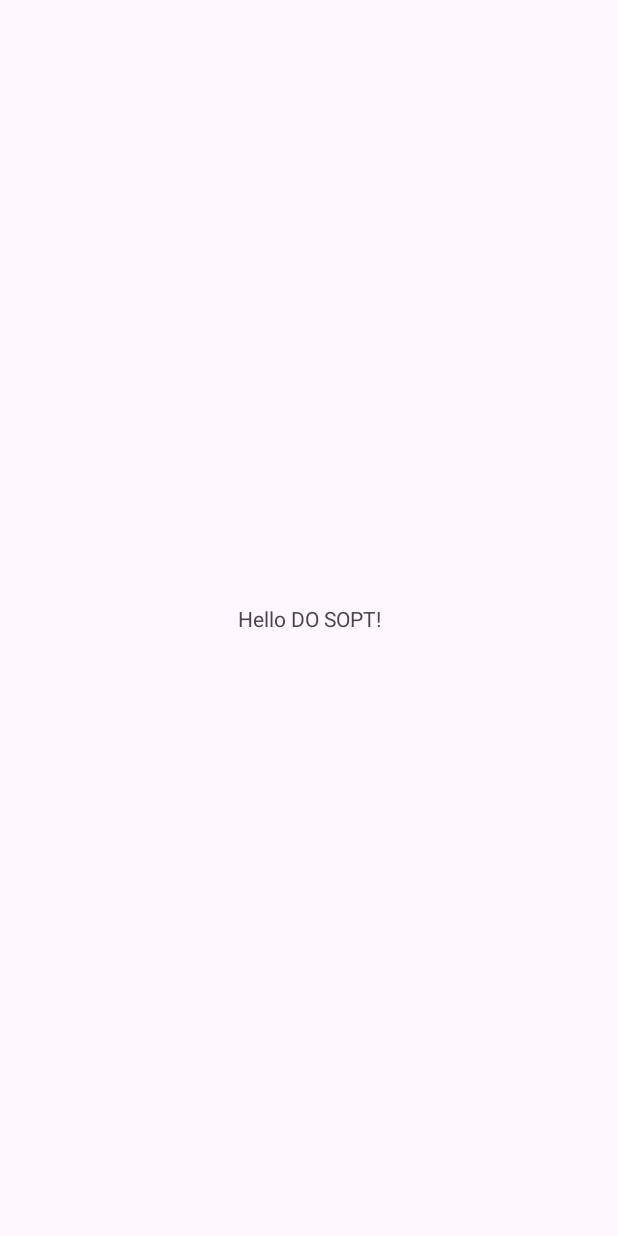
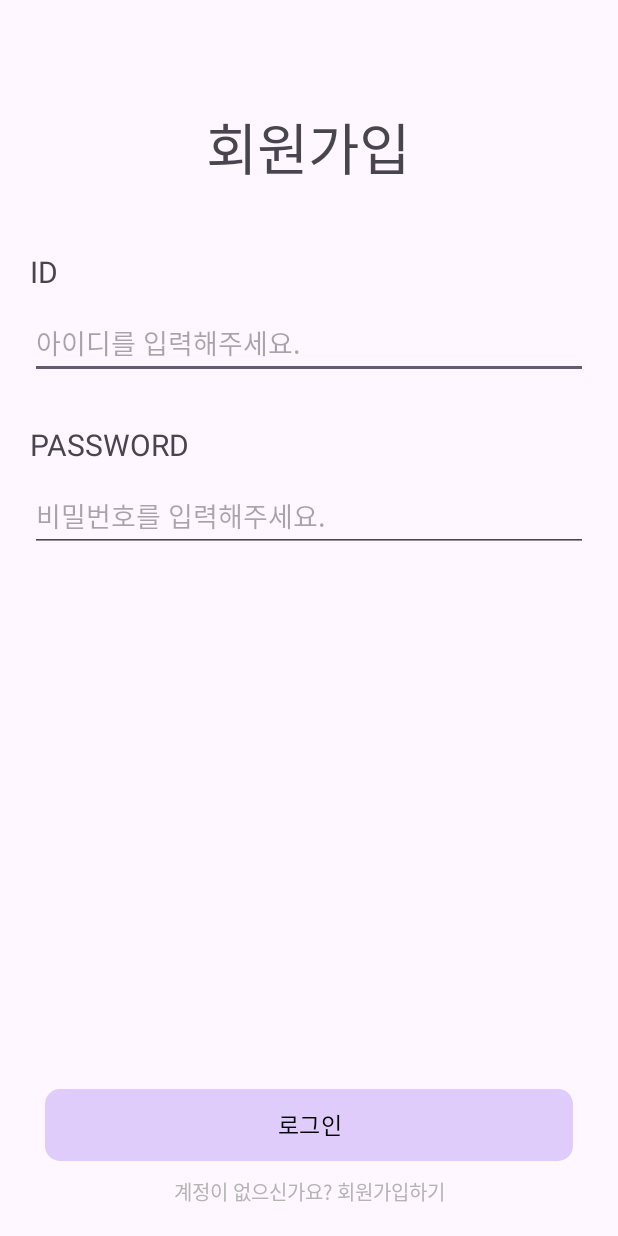
Before and after one commit to DO-SOPT-ANDROID/jiyoung-kim, an Android app: the screen it shows after launch (MainActivity before the commit, LoginActivity after it), on a phone screen of 412 x 824 dp. Before the commit the screen is almost empty. Run offline under Robolectric (Android 15) with nearby library versions, the phone set to English and light mode, and no system bars; our stand-ins replace data binding.

Commit message:
[FEAT] 로그인/회원가입뷰 xml 구현

```diff
--- a/app/build.gradle
+++ b/app/build.gradle
@@ -30,6 +30,10 @@ android {
     kotlinOptions {
         jvmTarget = '11'
     }
+    buildFeatures {
+        viewBinding = true
+        dataBinding = true
+    }
 }
 
 dependencies {
--- a/app/src/main/java/org/sopt/dosopttemplate/MainActivity.kt
+++ b/app/src/main/java/org/sopt/dosopttemplate/MainActivity.kt
@@ -1,7 +1,7 @@
 package org.sopt.dosopttemplate
 
+import android.os.Bundle
 import androidx.appcompat.app.AppCompatActivity
-import android.os.Bundle
 
 class MainActivity : AppCompatActivity() {
     override fun onCreate(savedInstanceState: Bundle?) {
--- /dev/null
+++ b/app/src/main/java/org/sopt/dosopttemplate/presentation/auth/LoginActivity.kt
@@ -0,0 +1,27 @@
+package org.sopt.dosopttemplate.presentation.auth
+
+import android.content.Intent
+import android.os.Bundle
+import org.sopt.dosopttemplate.MainActivity
+import org.sopt.dosopttemplate.R
+import org.sopt.dosopttemplate.databinding.ActivityLoginBinding
+import org.sopt.dosopttemplate.presentation.base.BaseActivity
+
+class LoginActivity : BaseActivity<ActivityLoginBinding>(R.layout.activity_login) {
+
+    override fun onCreate(savedInstanceState: Bundle?) {
+        super.onCreate(savedInstanceState)
+        clickListeners()
+    }
+
+    private fun clickListeners() {
+        binding.btnLoginBottom.setOnClickListener {
+            val intent = Intent(this, MainActivity::class.java)
+            startActivity(intent)
+        }
+        binding.tvLoginSignup.setOnClickListener {
+            val intent = Intent(this, SignupActivity::class.java)
+            startActivity(intent)
+        }
+    }
+}
--- /dev/null
+++ b/app/src/main/res/drawable/rect_light_purple_radius_10.xml
@@ -0,0 +1,9 @@
+<?xml version="1.0" encoding="utf-8"?>
+<selector xmlns:android="http://schemas.android.com/apk/res/android">
+    <item>
+        <shape android:shape="rectangle">
+            <solid android:color="#DFCCFB" />
+            <corners android:radius="10dp" />
+        </shape>
+    </item>
+</selector>
--- /dev/null
+++ b/app/src/main/res/layout/activity_login.xml
@@ -0,0 +1,105 @@
+<?xml version="1.0" encoding="utf-8"?>
+<layout xmlns:android="http://schemas.android.com/apk/res/android"
+    xmlns:app="http://schemas.android.com/apk/res-auto"
+    xmlns:tools="http://schemas.android.com/tools">
+
+    <data>
+
+    </data>
+
+    <androidx.constraintlayout.widget.ConstraintLayout
+        android:layout_width="match_parent"
+        android:layout_height="match_parent"
+        tools:context=".presentation.auth.LoginActivity">
+
+        <TextView
+            android:id="@+id/tv_login_title"
+            android:layout_width="wrap_content"
+            android:layout_height="wrap_content"
+            android:layout_marginTop="70dp"
+            android:text="회원가입"
+            android:textSize="37dp"
+            style="@style/TextAppearance.MaterialComponents.Headline1"
+            app:layout_constraintEnd_toEndOf="parent"
+            app:layout_constraintStart_toStartOf="parent"
+            app:layout_constraintTop_toTopOf="parent" />
+
+        <TextView
+            android:id="@+id/tv_main_id"
+            android:layout_width="wrap_content"
+            android:layout_height="wrap_content"
+            android:layout_marginStart="20dp"
+            android:layout_marginTop="42dp"
+            android:text="ID"
+            android:textSize="20sp"
+            app:layout_constraintStart_toStartOf="parent"
+            app:layout_constraintTop_toBottomOf="@+id/tv_login_title" />
+
+        <EditText
+            android:id="@+id/edt_login_id"
+            android:layout_width="match_parent"
+            android:layout_height="wrap_content"
+            android:layout_marginHorizontal="20dp"
+            android:layout_marginTop="10dp"
+            android:ems="10"
+            android:inputType="text"
+            android:hint="아이디를 입력해주세요."
+            app:layout_constraintEnd_toEndOf="parent"
+            app:layout_constraintStart_toStartOf="parent"
+            app:layout_constraintTop_toBottomOf="@+id/tv_main_id" />
+
+        <TextView
+            android:id="@+id/tv_login_pwd"
+            android:layout_width="wrap_content"
+            android:layout_height="wrap_content"
+            android:text="PASSWORD"
+            android:textSize="20sp"
+            android:layout_marginTop="30dp"
+            app:layout_constraintStart_toStartOf="@+id/edt_login_id"
+            app:layout_constraintTop_toBottomOf="@+id/edt_login_id"
+            tools:ignore="MissingConstraints" />
+
+        <EditText
+            android:id="@+id/edt_login_pwd"
+            android:layout_width="match_parent"
+            android:layout_height="wrap_content"
+            android:layout_marginTop="10dp"
+            android:layout_marginHorizontal="20dp"
+            android:ems="10"
+            android:inputType="text"
+            android:hint="비밀번호를 입력해주세요."
+            app:layout_constraintStart_toStartOf="parent"
+            app:layout_constraintTop_toBottomOf="@+id/tv_login_pwd" />
+
+        <androidx.appcompat.widget.AppCompatButton
+            android:id="@+id/btn_login_bottom"
+            android:layout_width="match_parent"
+            android:layout_height="wrap_content"
+            android:layout_marginHorizontal="30dp"
+            android:layout_marginBottom="50dp"
+            android:text="로그인"
+            android:textSize="15sp"
+            android:textColor="@color/black"
+            android:stateListAnimator="@null"
+            style="@style/TextAppearance.Material3.BodyMedium"
+            android:elevation="0dp"
+            android:background="@drawable/rect_light_purple_radius_10"
+            app:layout_constraintBottom_toBottomOf="parent"
+            app:layout_constraintEnd_toEndOf="parent"
+            app:layout_constraintStart_toStartOf="parent" />
+
+        <TextView
+            android:id="@+id/tv_login_signup"
+            android:layout_width="wrap_content"
+            android:layout_height="wrap_content"
+            android:text="계정이 없으신가요? 회원가입하기"
+            android:textSize="13sp"
+            android:textColor="#B4B4B3"
+            android:layout_marginTop="10dp"
+            app:layout_constraintStart_toStartOf="@id/btn_login_bottom"
+            app:layout_constraintEnd_toEndOf="@+id/btn_login_bottom"
+            app:layout_constraintTop_toBottomOf="@+id/btn_login_bottom"
+            />
+
+    </androidx.constraintlayout.widget.ConstraintLayout>
+</layout>
```
Also changed, not shown: app/src/main/AndroidManifest.xml (+11 -4 lines), app/src/main/java/org/sopt/dosopttemplate/presentation/auth/SignupActivity.kt (added, +16 -0 lines), app/src/main/res/layout/activity_signup.xml (added, +138 -0 lines).
